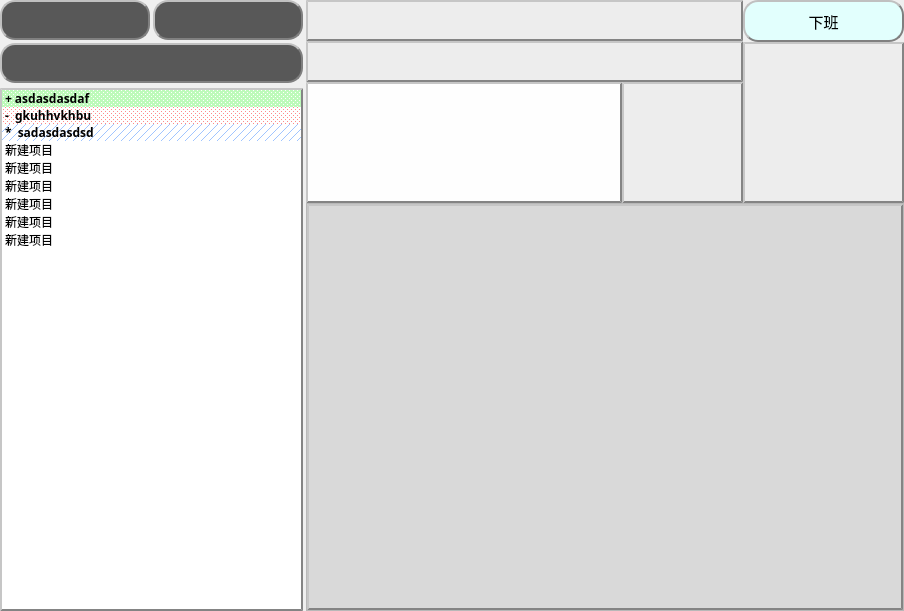
lxtyin/Visual-Vers, file Visualvers/widget.ui: the form before one commit.
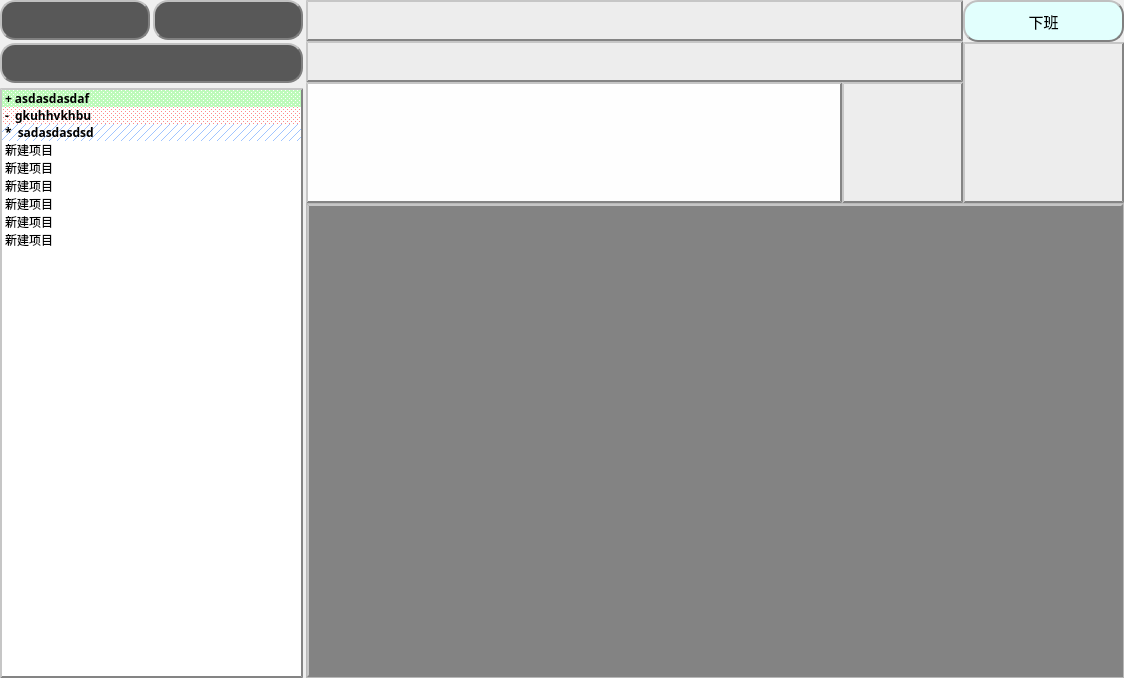
The form after the commit. Icons and pictures are not drawn. Custom widgets are drawn as their Qt base class.

```diff
--- a/Visualvers/widget.ui
+++ b/Visualvers/widget.ui
@@ -6,8 +6,8 @@
    <rect>
     <x>0</x>
     <y>0</y>
-    <width>904</width>
-    <height>611</height>
+    <width>1124</width>
+    <height>678</height>
    </rect>
   </property>
   <property name="font">
@@ -506,6 +506,11 @@
                <height>121</height>
               </size>
              </property>
+             <property name="font">
+              <font>
+               <pointsize>14</pointsize>
+              </font>
+             </property>
              <property name="styleSheet">
               <string notr="true">
 background-color: rgb(254, 254, 254);
@@ -513,6 +518,13 @@
 border-width:2px;
 border-color: rgb(132, 132, 132);</string>
              </property>
+             <property name="html">
+              <string>&lt;!DOCTYPE HTML PUBLIC &quot;-//W3C//DTD HTML 4.0//EN&quot; &quot;http://www.w3.org/TR/REC-html40/strict.dtd&quot;&gt;
+&lt;html&gt;&lt;head&gt;&lt;meta name=&quot;qrichtext&quot; content=&quot;1&quot; /&gt;&lt;style type=&quot;text/css&quot;&gt;
+p, li { white-space: pre-wrap; }
+&lt;/style&gt;&lt;/head&gt;&lt;body style=&quot; font-family:'SimSun'; font-size:14pt; font-weight:400; font-style:normal;&quot;&gt;
+&lt;p style=&quot;-qt-paragraph-type:empty; margin-top:0px; margin-bottom:0px; margin-left:0px; margin-right:0px; -qt-block-indent:0; text-indent:0px; font-size:12pt;&quot;&gt;&lt;br /&gt;&lt;/p&gt;&lt;/body&gt;&lt;/html&gt;</string>
+             </property>
             </widget>
            </item>
            <item>
@@ -678,12 +690,13 @@
          <rect>
           <x>0</x>
           <y>0</y>
-          <width>588</width>
-          <height>398</height>
+          <width>808</width>
+          <height>465</height>
          </rect>
         </property>
         <property name="styleSheet">
-         <string notr="true">#scrollAreaWidgetContents{background-color: rgb(217, 217, 217);
+         <string notr="true">#scrollAreaWidgetContents{
+	background-color: rgb(131, 131, 131);
 border-style: outset;
 border-width:2px;
 border-color: rgb(132, 132, 132);
@@ -699,10 +712,7 @@
           </rect>
          </property>
          <property name="styleSheet">
-          <string notr="true">#currentFlag:hover{border-style: outset;
-border-radius: 15px;  
-border: 2px groove gray;
-border-style: outset;}</string>
+          <string notr="true"/>
          </property>
          <property name="text">
           <string/>
```
